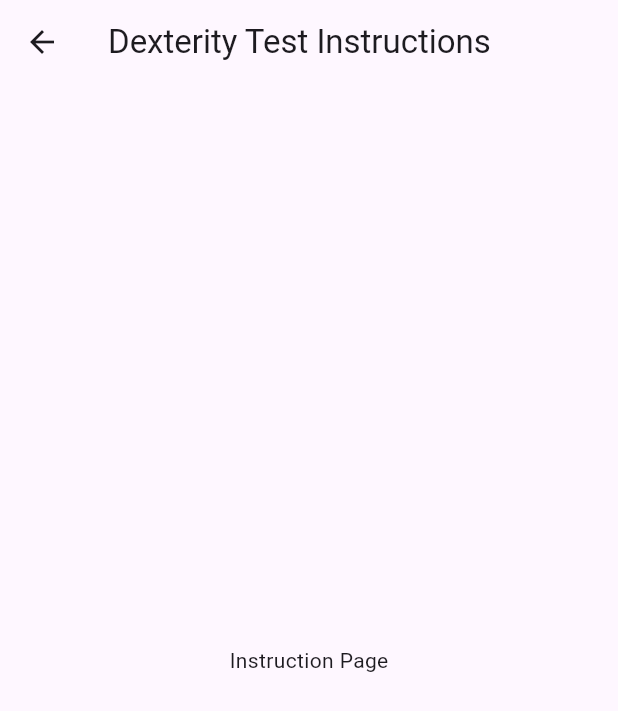
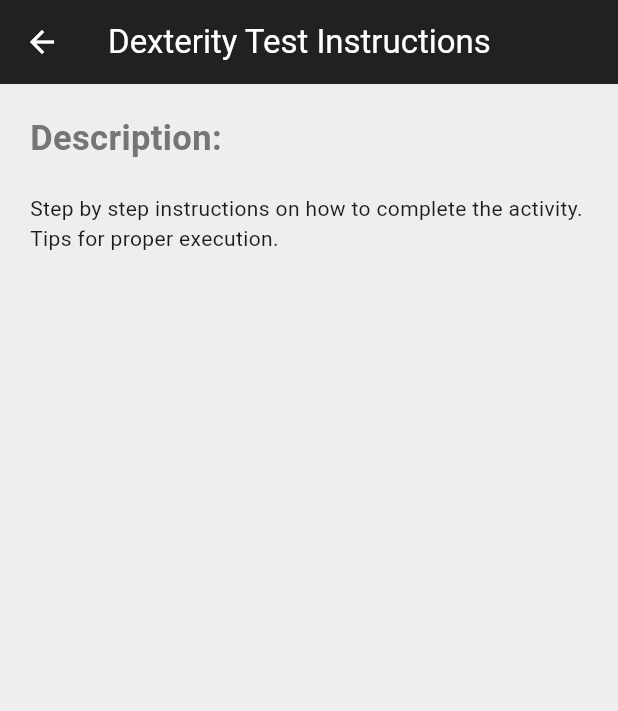
Before and after one commit to FIU-MOSAIC/wearableGestureRecognitionSystem, a Flutter app: the screen it shows once a user with an empty profile is signed in, after a tap on "Dexterity Test", on a phone screen of 412 x 824 dp. Shown: the top 711 px of the screen. Run offline on Flutter 3.47's test engine with Material 3 defaults, Android fonts, the phone set to English and light mode, and no system bars; our stand-ins replace cloud_firestore, firebase_auth, firebase_core, google_sign_in; accounts and stored records are empty; network calls fail.

Commit message:
small color changes and content to the instruction page

```diff
--- a/mobileApp/gesture_detection/lib/components/ActivityTile.dart
+++ b/mobileApp/gesture_detection/lib/components/ActivityTile.dart
@@ -27,7 +27,7 @@ class ActivityTile extends StatelessWidget {
             child: Container(
               width: width,
               decoration: BoxDecoration(
-                color: Colors.grey[300],
+                color: Colors.grey[400],
                 borderRadius: BorderRadius.circular(20.0),
               ),
               child: Padding(
--- a/mobileApp/gesture_detection/lib/pages/activity instruction page.dart
+++ b/mobileApp/gesture_detection/lib/pages/activity instruction page.dart
@@ -7,12 +7,31 @@ class ActivityInstructionPage extends StatelessWidget {
   @override
   Widget build(BuildContext context) {
     return Scaffold(
+      backgroundColor: Colors.grey[200],
       appBar: AppBar(
+        backgroundColor: Colors.grey[900],
+        foregroundColor: Colors.white,
         title: Text(title + ' Instructions'),
       ),
-      body: Center(
-        child: Text('Instruction Page'),
-      ),
+      body:
+       Padding(
+         padding: const EdgeInsets.symmetric(horizontal: 20.0),
+         child: ListView(
+          children: [
+            const SizedBox(height: 20),
+            Text("Description:",
+            style: TextStyle(
+              fontSize: 23.0,
+              fontWeight: FontWeight.bold,
+              color: Colors.grey[600],
+            ),),
+            const SizedBox(height: 20),
+            Text('Step by step instructions on how to complete the activity.'),
+            Text('Tips for proper execution. ')
+
+          ],
+               ),
+       )
     );
   }
 }
--- a/mobileApp/gesture_detection/lib/pages/forgot password page.dart
+++ b/mobileApp/gesture_detection/lib/pages/forgot password page.dart
@@ -36,7 +36,7 @@ class _ForgotPasswordPageState extends State<ForgotPasswordPage> {
   @override
   Widget build(BuildContext context) {
     return Scaffold(
-      backgroundColor: Colors.grey[300],
+      backgroundColor: Colors.grey[200],
       appBar: AppBar(
         backgroundColor: Colors.grey[100],
         title: const Text('Forgot Password?'),
--- a/mobileApp/gesture_detection/lib/pages/home page.dart
+++ b/mobileApp/gesture_detection/lib/pages/home page.dart
@@ -41,7 +41,7 @@ class _HomePageState extends State<HomePage> {
     final user = userProvider.user;
 
     return Scaffold(
-      backgroundColor: Colors.grey[300],
+      backgroundColor: Colors.grey[200],
       appBar: AppBar(
         title: Text('Home'),
         backgroundColor: Colors.grey[900],
--- a/mobileApp/gesture_detection/lib/pages/login page.dart
+++ b/mobileApp/gesture_detection/lib/pages/login page.dart
@@ -56,7 +56,7 @@ class _LoginPageState extends State<LoginPage> {
   Widget build(BuildContext context) {
     return Scaffold(
       resizeToAvoidBottomInset: true,
-      backgroundColor: Colors.grey[300],
+      backgroundColor: Colors.grey[200],
       body: SafeArea(
         child: Center(
           child: SingleChildScrollView(
--- a/mobileApp/gesture_detection/lib/pages/register page.dart
+++ b/mobileApp/gesture_detection/lib/pages/register page.dart
@@ -68,7 +68,7 @@ class _RegisterPageState extends State<RegisterPage> {
   Widget build(BuildContext context) {
     return Scaffold(
       resizeToAvoidBottomInset: true,
-      backgroundColor: Colors.grey[300],
+      backgroundColor: Colors.grey[200],
       body: SafeArea(
         child: Center(
           child: SingleChildScrollView(
```
Also changed, not shown: 1 other file.
